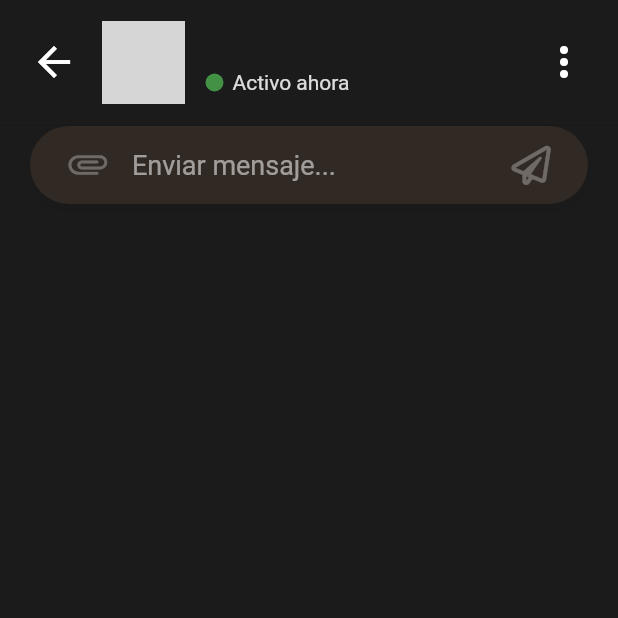
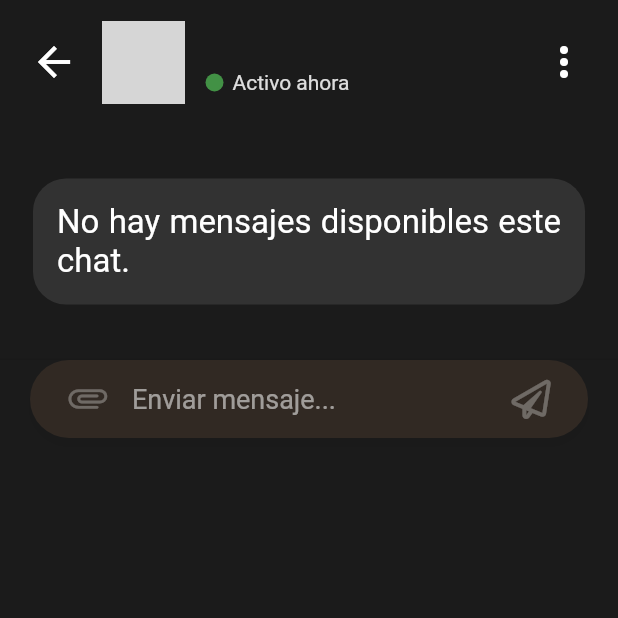
Before and after one commit to paulmrg-461/flutter_vista_app_professionals, a Flutter app: the ChatPage screen opened directly with empty values, on a phone screen of 412 x 824 dp, the top half of it. Run offline on Flutter 3.47's test engine with Material 2 defaults, Android fonts, the phone set to English and light mode, and no system bars; our stand-ins replace cloud_firestore, firebase_auth, firebase_core, firebase_messaging, flutter_secure_storage, flutter_svg and 2 more; accounts and stored records are empty; network calls fail; grey boxes are pictures that could not be loaded.

Commit message:
Feat: ChatPage: Send and list professional Messages

```diff
--- a/lib/models/message_model.dart
+++ b/lib/models/message_model.dart
@@ -65,7 +65,7 @@ class MessageModel {
       'professionalName': professionalName,
       'userEmail': userEmail,
       'professionalEmail': professionalEmail,
-      'body': message,
+      'message': message,
       'isProfessional': isProfessional,
       'seen': seen,
       'professionalPhotoUrl': professionalPhotoUrl,
--- a/lib/pages/chat_page.dart
+++ b/lib/pages/chat_page.dart
@@ -1,11 +1,13 @@
 import 'dart:io';
 
+import 'package:cloud_firestore/cloud_firestore.dart';
 import 'package:flutter/cupertino.dart';
 import 'package:flutter/material.dart';
 import 'package:font_awesome_flutter/font_awesome_flutter.dart';
 import 'package:professional_grupo_vista_app/models/message_model.dart';
 import 'package:professional_grupo_vista_app/models/professional_model.dart';
 import 'package:professional_grupo_vista_app/providers/messages_provider.dart';
+import 'package:professional_grupo_vista_app/widgets/chat_message.dart';
 
 class ChatPage extends StatefulWidget {
   final ProfessionalModel? professionalModel;
@@ -41,6 +43,85 @@ class _ChatPageState extends State<ChatPage> with TickerProviderStateMixin {
             //   itemBuilder: (_, i) => _messages[i],
             //   reverse: true,
             // )),
+            Flexible(
+              child: StreamBuilder<QuerySnapshot<MessageModel>>(
+                stream:
+                    MessagesProvider.getChatroomMessages(widget.messageModel!),
+                builder: (BuildContext context,
+                    AsyncSnapshot<QuerySnapshot<MessageModel>> snapshot) {
+                  if (snapshot.hasError) {
+                    return Center(
+                      child: Container(
+                        width: double.infinity,
+                        margin: const EdgeInsets.symmetric(horizontal: 22),
+                        padding: const EdgeInsets.all(16),
+                        decoration: BoxDecoration(
+                            color: Colors.white10,
+                            borderRadius: BorderRadius.circular(22)),
+                        child: const Text(
+                            'Ha ocurrido un error al cargar los mensajes. Por favor intenta nuevamente.',
+                            textAlign: TextAlign.justify,
+                            style: TextStyle(
+                                color: Colors.white,
+                                fontSize: 20,
+                                fontWeight: FontWeight.w400)),
+                      ),
+                    );
+                  }
+                  if (snapshot.connectionState == ConnectionState.waiting) {
+                    return const Center(
+                      child: CircularProgressIndicator(
+                        color: Color(0xffD6BA5E),
+                      ),
+                    );
+                  }
+
+                  if (snapshot.hasData) {
+                    final List<ChatMessage> messagesList = snapshot.data!.docs
+                        .map((DocumentSnapshot<MessageModel> document) {
+                      MessageModel msg = document.data()!;
+                      print(msg.message);
+                      return ChatMessage(
+                          text: msg.message,
+                          isProfessional: msg.isProfessional,
+                          date:
+                              '${msg.date!.day.toString().padLeft(2, '0')}/${msg.date!.month.toString().padLeft(2, '0')}/${msg.date!.year.toString()} - ${msg.date!.hour.toString().padLeft(2, '0')}:${msg.date!.minute.toString().padLeft(2, '0')}');
+                    }).toList();
+
+                    if (messagesList.isEmpty) {
+                      return Container(
+                        width: double.infinity,
+                        margin: const EdgeInsets.symmetric(
+                            horizontal: 22, vertical: 36),
+                        padding: const EdgeInsets.all(16),
+                        decoration: BoxDecoration(
+                            color: Colors.white10,
+                            borderRadius: BorderRadius.circular(22)),
+                        child:
+                            const Text('No hay mensajes disponibles este chat.',
+                                textAlign: TextAlign.justify,
+                                style: TextStyle(
+                                    color: Colors.white,
+                                    fontSize: 22,
+                                    // letterSpacing: 0.4,
+                                    fontWeight: FontWeight.w400)),
+                      );
+                    } else {
+                      print(messagesList);
+                      return ListView(
+                          physics: const BouncingScrollPhysics(),
+                          reverse: true,
+                          children: messagesList);
+                    }
+                  }
+                  return const Center(
+                    child: CircularProgressIndicator(
+                      color: Color(0xffD6BA5E),
+                    ),
+                  );
+                },
+              ),
+            ),
             const Divider(
               height: 1,
             ),
--- a/lib/providers/messages_provider.dart
+++ b/lib/providers/messages_provider.dart
@@ -23,7 +23,8 @@ class MessagesProvider {
                 return FirebaseFirestore.instance
                     .doc('messages/${userModel.email}')
                     .collection('userMessages')
-                    .where('senderId', isEqualTo: professionalModel.email)
+                    .where('professionalEmail',
+                        isEqualTo: professionalModel.email)
                     .orderBy('date', descending: true)
                     .limit(1)
                     .withConverter<MessageModel>(
@@ -32,6 +33,21 @@ class MessagesProvider {
                         toFirestore: (messages, _) => messages.toJson())
                     .snapshots();
               }));
+
+  static Stream<QuerySnapshot<MessageModel>> getChatroomMessages(
+          MessageModel messageModel) =>
+      FirebaseFirestore.instance
+          .doc('messages/${messageModel.userEmail}')
+          .collection('userMessages')
+          .where('professionalEmail', isEqualTo: messageModel.professionalEmail)
+          .where('userEmail', isEqualTo: messageModel.userEmail)
+          .orderBy('date', descending: true)
+          .withConverter<MessageModel>(
+              fromFirestore: (snapshot, _) =>
+                  MessageModel.fromJson(snapshot.data()!),
+              toFirestore: (messages, _) => messages.toJson())
+          .snapshots();
+
   static void sendNewMessage(MessageModel messageModel) => messages
       .doc(messageModel.userEmail)
       .collection('userMessages')
```
Also changed, not shown: lib/widgets/chat_message.dart (added, +81 -0 lines), lib/widgets/service_request_list_item.dart (+27 -2 lines).
